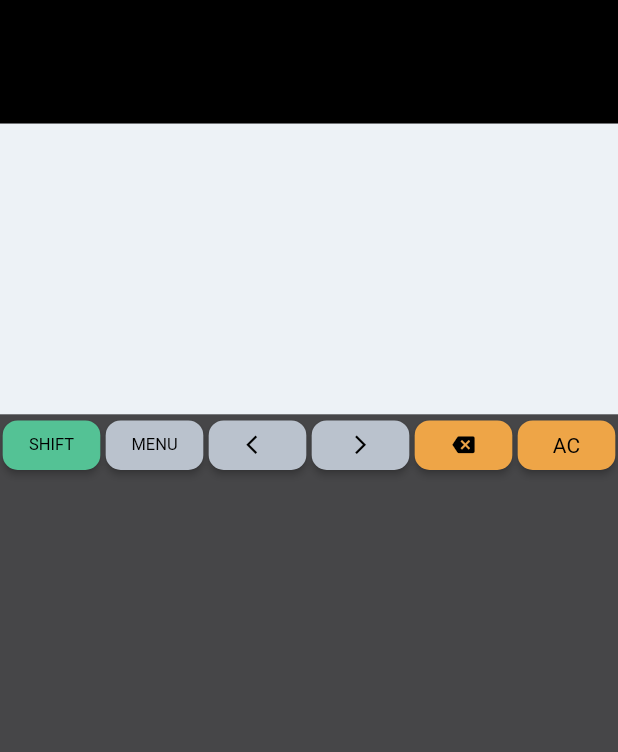
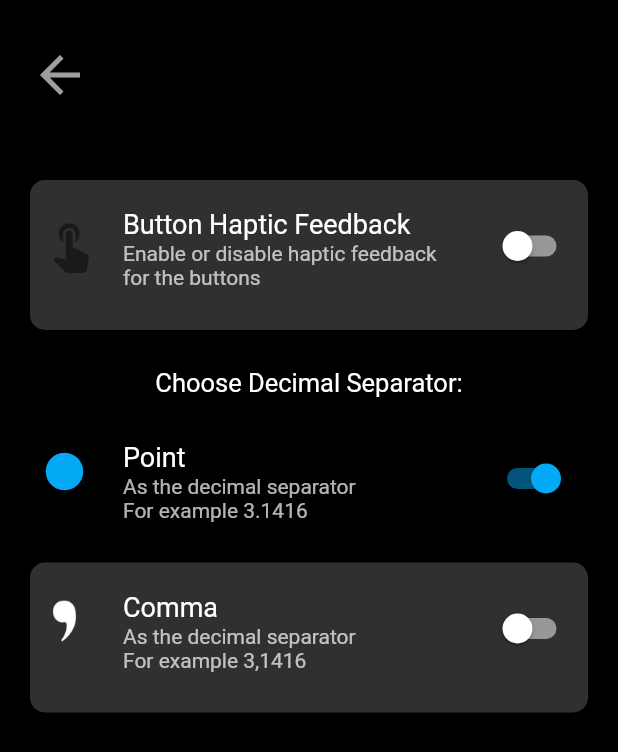
Before and after one commit to VictorCuerdo/InfiniCalc, a Flutter app: the screen it shows after launch, after a tap on "MENU", after a tap on "Settings", on a phone screen of 412 x 824 dp. Shown: the top 752 px of the screen. Run offline on Flutter 3.47's test engine with Material 2 defaults, Android fonts, the phone set to English and light mode, and no system bars; our stand-ins replace flutter_colorpicker.

Commit message:
settings added

```diff
--- /dev/null
+++ b/lib/controllers/navigation_utils.dart
@@ -0,0 +1,16 @@
+// navigation_extension.dart
+import 'package:flutter/material.dart';
+import 'package:infinicalc/ui/home_screen.dart';
+
+extension NavigationExtension on BuildContext {
+  void navigateTo(String routeName) {
+    if (routeName == '/') {
+      Navigator.pushReplacement(
+        this,
+        MaterialPageRoute(builder: (context) => const HomeScreen()),
+      );
+    } else {
+      Navigator.pushNamed(this, routeName);
+    }
+  }
+}
--- a/lib/main.dart
+++ b/lib/main.dart
@@ -1,4 +1,5 @@
 import 'package:flutter/material.dart';
+import 'package:infinicalc/widgets/settings.dart';
 
 import 'ui/home_screen.dart';
 
@@ -15,6 +16,9 @@ class InfiniCalc extends StatelessWidget {
         primarySwatch: Colors.blue,
       ),
       home: const HomeScreen(),
+      routes: {
+        '/settings': (context) => const SettingsScreen(), // <-- Add this line
+      },
     );
   }
 }
--- a/lib/ui/home_screen.dart
+++ b/lib/ui/home_screen.dart
@@ -20,7 +20,6 @@ class _HomeScreenState extends State<HomeScreen> {
       const Color(0xFF464648); // Adjust as necessary// Default background color
   final CalculatorModel _model = CalculatorModel();
   late final CalculatorController _controller;
-  final double _dropdownPositionAdjustment = 1.0;
 
   final GlobalKey buttonRowKey = GlobalKey();
 
@@ -681,8 +680,7 @@ class _HomeScreenState extends State<HomeScreen> {
 
         _overlayEntry = OverlayEntry(
           builder: (context) => Positioned(
-            left:
-                leftPadding + _dropdownPositionAdjustment, // adjusted position
+            left: leftPadding + 1.5, // adjusted position
             top: offset.dy + size.height,
             width: dropdownWidth,
             child: Material(
--- a/lib/widgets/dropdown_menu.dart
+++ b/lib/widgets/dropdown_menu.dart
@@ -1,5 +1,6 @@
 import 'package:flutter/material.dart';
 import 'package:flutter_colorpicker/flutter_colorpicker.dart';
+import 'package:infinicalc/controllers/navigation_utils.dart';
 
 class DropdownMenu extends StatelessWidget {
   final void Function(Color) onColorSelected;
@@ -35,7 +36,7 @@ class DropdownMenu extends StatelessWidget {
             label: 'Settings',
             onTap: () {
               closeDropdown();
-              onSettingsSelected();
+              context.navigateTo('/settings');
             },
           ),
           _buildMenuItem(
--- /dev/null
+++ b/lib/widgets/settings.dart
@@ -0,0 +1,157 @@
+// ignore_for_file: library_private_types_in_public_api
+import 'package:flutter/material.dart';
+
+class SettingsScreen extends StatefulWidget {
+  const SettingsScreen({super.key});
+
+  @override
+  _SettingsScreenState createState() => _SettingsScreenState();
+}
+
+class _SettingsScreenState extends State<SettingsScreen> {
+  bool hapticFeedback = false;
+  bool pointSelected = true;
+  bool commaSelected = false;
+
+  @override
+  Widget build(BuildContext context) {
+    return Scaffold(
+      backgroundColor: Colors.black,
+      body: Container(
+        margin:
+            const EdgeInsets.symmetric(horizontal: 20), // Set the margin here
+        child: ListView(
+          children: <Widget>[
+            const SizedBox(height: 30),
+            const Row(
+              children: [
+                Icon(
+                  Icons.arrow_back,
+                  size: 40,
+                  color: Colors.grey,
+                )
+              ],
+            ),
+
+            const SizedBox(height: 50),
+            // Settings UI
+            SwitchListTile(
+              title: const Text(
+                'Button Haptic Feedback',
+                style: TextStyle(color: Colors.white, fontSize: 18),
+              ),
+              value: hapticFeedback,
+              onChanged: (bool value) {
+                setState(() {
+                  hapticFeedback = value;
+                });
+              },
+              secondary: const Icon(Icons.touch_app, size: 38),
+              subtitle: const Text(
+                'Enable or disable haptic feedback for the buttons',
+                style: TextStyle(color: Colors.white70),
+              ),
+              isThreeLine: true,
+              dense: false,
+              contentPadding: const EdgeInsets.all(8),
+              activeColor: Colors.lightBlue,
+              inactiveThumbColor: Colors.white,
+              inactiveTrackColor: Colors.white.withOpacity(0.5),
+              activeTrackColor: Colors.lightBlue.withOpacity(0.5),
+              tileColor: Colors.grey[850],
+              selected: hapticFeedback,
+              selectedTileColor: Colors.black,
+              shape: RoundedRectangleBorder(
+                borderRadius: BorderRadius.circular(10),
+              ),
+              controlAffinity: ListTileControlAffinity.trailing,
+              autofocus: false,
+              visualDensity: VisualDensity.comfortable,
+            ),
+            const SizedBox(height: 25),
+            // Decimal Separator Settings
+            const Text(
+              'Choose Decimal Separator:',
+              style: TextStyle(fontSize: 17, color: Colors.white),
+              textAlign: TextAlign.center,
+            ),
+            const SizedBox(height: 10),
+            buildSwitchListTile(
+              'Point',
+              'As the decimal separator                        For example 3.1416',
+              pointSelected,
+              Icon(Icons.circle,
+                  size: 30,
+                  color:
+                      pointSelected ? const Color(0xFF03A9F4) : Colors.white),
+              (bool value) {
+                setState(() {
+                  if (value) {
+                    pointSelected = true;
+                    commaSelected = false;
+                  }
+                });
+              },
+            ),
+            buildSwitchListTile(
+              'Comma',
+              'As the decimal separator                        For example 3,1416',
+              commaSelected,
+              Image.asset(
+                commaSelected
+                    ? 'assets/images/commaAzul.png'
+                    : 'assets/images/comma.png',
+                width: 30,
+                height: 30,
+                color: Colors.white,
+              ),
+              (bool value) {
+                setState(() {
+                  if (value) {
+                    pointSelected = false;
+                    commaSelected = true;
+                  }
+                });
+              },
+            ),
+            const SizedBox(height: 25),
+            // Add other UI components for different settings here
+          ],
+        ),
+      ),
+    );
+  }
+
+  SwitchListTile buildSwitchListTile(String title, String subtitle, bool value,
+      Widget secondaryWidget, void Function(bool) onChanged) {
+    return SwitchListTile(
+      title: Text(
+        title,
+        style: const TextStyle(color: Colors.white, fontSize: 18),
+      ),
+      value: value,
+      onChanged: onChanged,
+      secondary: secondaryWidget,
+      subtitle: Text(
+        subtitle,
+        style: const TextStyle(color: Colors.white70),
+      ),
+      isThreeLine: true,
+      dense: false,
+      contentPadding: const EdgeInsets.all(8),
+      activeColor: Colors.lightBlue,
+      inactiveThumbColor: Colors.white,
+      inactiveTrackColor: Colors.white.withOpacity(0.5),
+      activeTrackColor: Colors.lightBlue.withOpacity(0.5),
+      tileColor: Colors.grey[850],
+      selected: value,
+      selectedTileColor: Colors.black,
+      shape: RoundedRectangleBorder(
+        borderRadius: BorderRadius.circular(10),
+      ),
+      controlAffinity: ListTileControlAffinity.trailing,
+      autofocus: false,
+      visualDensity: VisualDensity.comfortable,
+    );
+  }
+}
--- a/pubspec.yaml
+++ b/pubspec.yaml
@@ -34,11 +34,12 @@ dependencies:
 
   # The following adds the Cupertino Icons font to your application.
   # Use with the CupertinoIcons class for iOS style icons.
-  cupertino_icons: ^1.0.2
+  cupertino_icons: ^1.0.6
   math_keyboard: ^0.2.1
   font_awesome_flutter: ^10.6.0
   flutter_math_fork: ^0.7.1
   flutter_colorpicker: ^1.0.3
+  ionicons: ^0.2.2
 
 dev_dependencies:
   flutter_test:
```
Also changed, not shown: assets/images/comma.png (added), assets/images/commaAzul.png (added), pubspec.lock.
